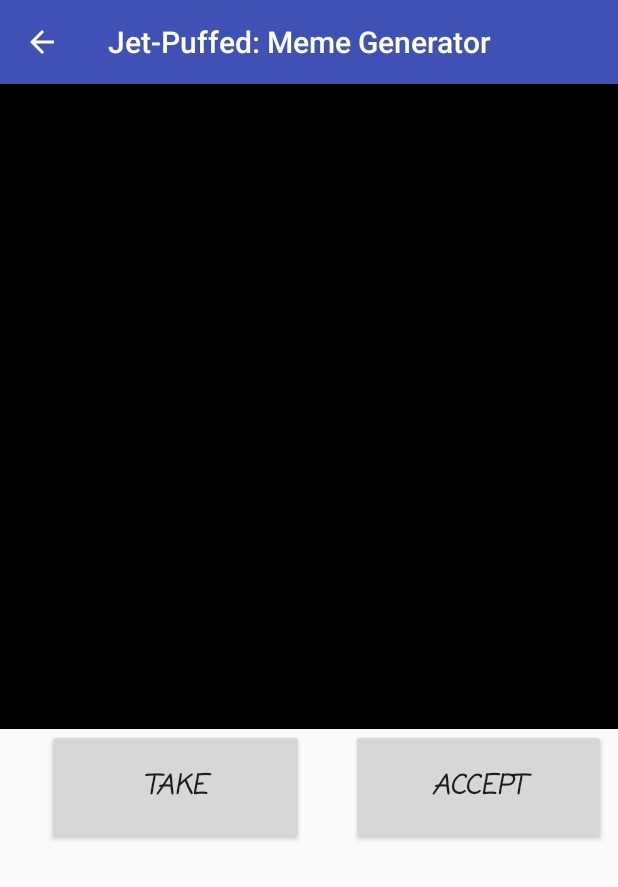
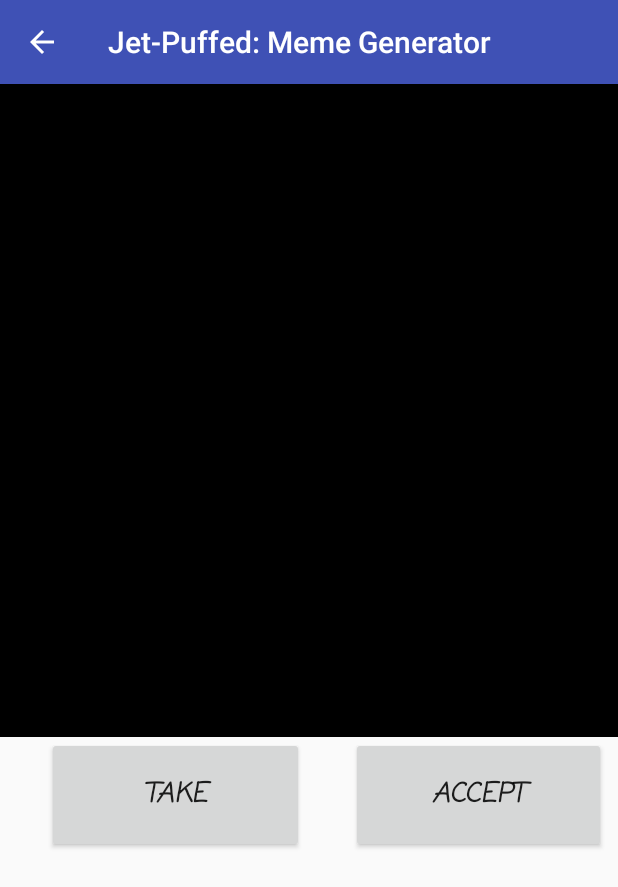
Before and after one commit to Dcb426/memeGen, an Android app: the pickingImage screen opened directly, with no data from a screen before it, on a phone screen of 412 x 824 dp. Shown: the top 887 px of the screen. Run offline under Robolectric (Android 15) with nearby library versions, the phone set to English and light mode, and no system bars.

Commit message:
change buttons

```diff
--- a/app/src/main/res/layout/photo_capture.xml
+++ b/app/src/main/res/layout/photo_capture.xml
@@ -8,8 +8,7 @@
     <ImageView
         android:id="@+id/result"
         android:layout_width="0dp"
-        android:layout_height="430dp"
-        android:layout_marginBottom="8dp"
+        android:layout_height="435dp"
         android:contentDescription="@string/todo"
         android:orientation="horizontal"
         app:layout_constraintBottom_toBottomOf="parent"
@@ -24,7 +23,6 @@
         android:id="@+id/retake"
         android:layout_width="171dp"
         android:layout_height="77dp"
-        android:layout_marginBottom="8dp"
         android:layout_marginEnd="8dp"
         android:layout_marginStart="8dp"
         android:fontFamily="casual"
@@ -43,7 +41,6 @@
         android:id="@+id/accept"
         android:layout_width="170dp"
         android:layout_height="77dp"
-        android:layout_marginBottom="8dp"
         android:layout_marginEnd="8dp"
         android:fontFamily="casual"
         android:lineSpacingExtra="8sp"
```
